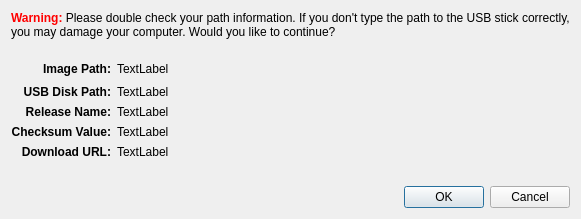
This is qt4/ui/qtConfirmDialog.ui in gkmngrgn/puding as Qt 5 draws it before an edit. The edited form follows.
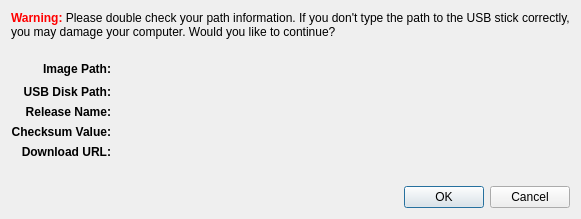
This is the edited form.

What changed in the file:
```diff
--- a/qt4/ui/qtConfirmDialog.ui
+++ b/qt4/ui/qtConfirmDialog.ui
@@ -54,7 +54,7 @@
      <item row="0" column="1">
       <widget class="QLabel" name="label_src">
        <property name="text">
-        <string>TextLabel</string>
+        <string/>
        </property>
       </widget>
      </item>
@@ -71,7 +71,7 @@
      <item row="1" column="1">
       <widget class="QLabel" name="label_dst">
        <property name="text">
-        <string>TextLabel</string>
+        <string/>
        </property>
       </widget>
      </item>
@@ -88,7 +88,7 @@
      <item row="2" column="1">
       <widget class="QLabel" name="label_name">
        <property name="text">
-        <string>TextLabel</string>
+        <string/>
        </property>
       </widget>
      </item>
@@ -109,7 +109,7 @@
      <item row="3" column="1">
       <widget class="QLabel" name="label_md5">
        <property name="text">
-        <string>TextLabel</string>
+        <string/>
        </property>
       </widget>
      </item>
@@ -139,7 +139,7 @@
      <item row="4" column="1">
       <widget class="QLabel" name="label_url">
        <property name="text">
-        <string>TextLabel</string>
+        <string/>
        </property>
       </widget>
      </item>
```
